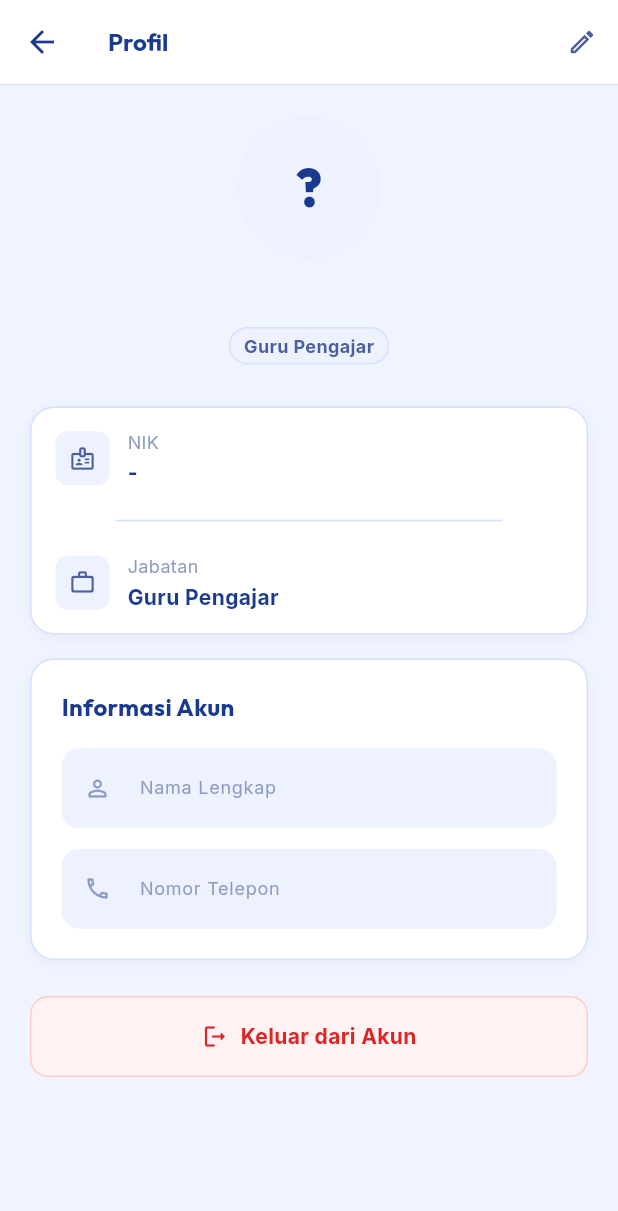
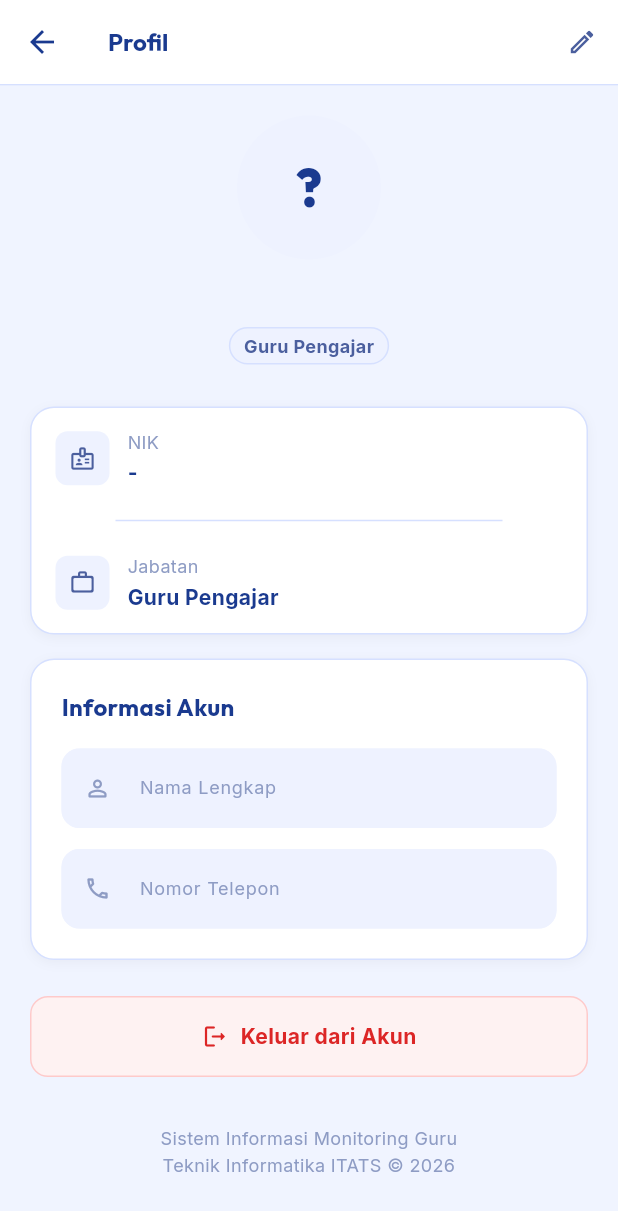
Before and after one commit to taka-duarr/monitoring_guru_mobile, a Flutter app: the ProfileScreen screen opened directly, on a phone screen of 412 x 824 dp. Shown: the top 1211 px of the screen. Run offline on Flutter 3.47's test engine with Material 3 defaults, Android fonts, the phone set to English and light mode, and no system bars; our stand-ins replace file_picker, flutter_dotenv, google_fonts, qr_flutter, shared_preferences; missing offline and left inert: file_selector, mobile_scanner; accounts and stored records are empty; network calls fail.

Commit message:
feat: add profile management and dashboard screens for user navigation and profile updates

```diff
--- a/lib/screens/profile_screen.dart
+++ b/lib/screens/profile_screen.dart
@@ -321,6 +321,14 @@ class _ProfileScreenState extends State<ProfileScreen> {
                 ),
               ),
             ],
+            const SizedBox(height: 32),
+            Center(
+              child: Text(
+                'Sistem Informasi Monitoring Guru\nTeknik Informatika ITATS © ${DateTime.now().year}',
+                textAlign: TextAlign.center,
+                style: TS.small(color: T.muted).copyWith(height: 1.5),
+              ),
+            ),
             const SizedBox(height: 40),
           ],
         ),
```
Also changed, not shown: lib/screens/dashboard_screen.dart (+48 -0 lines).
